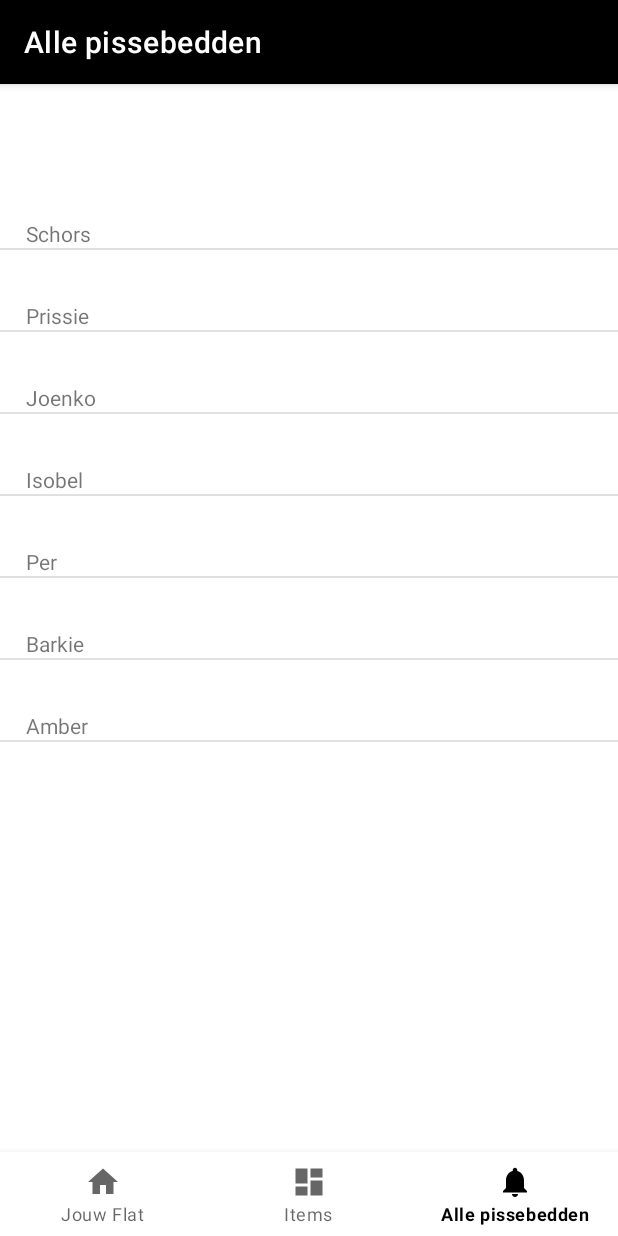
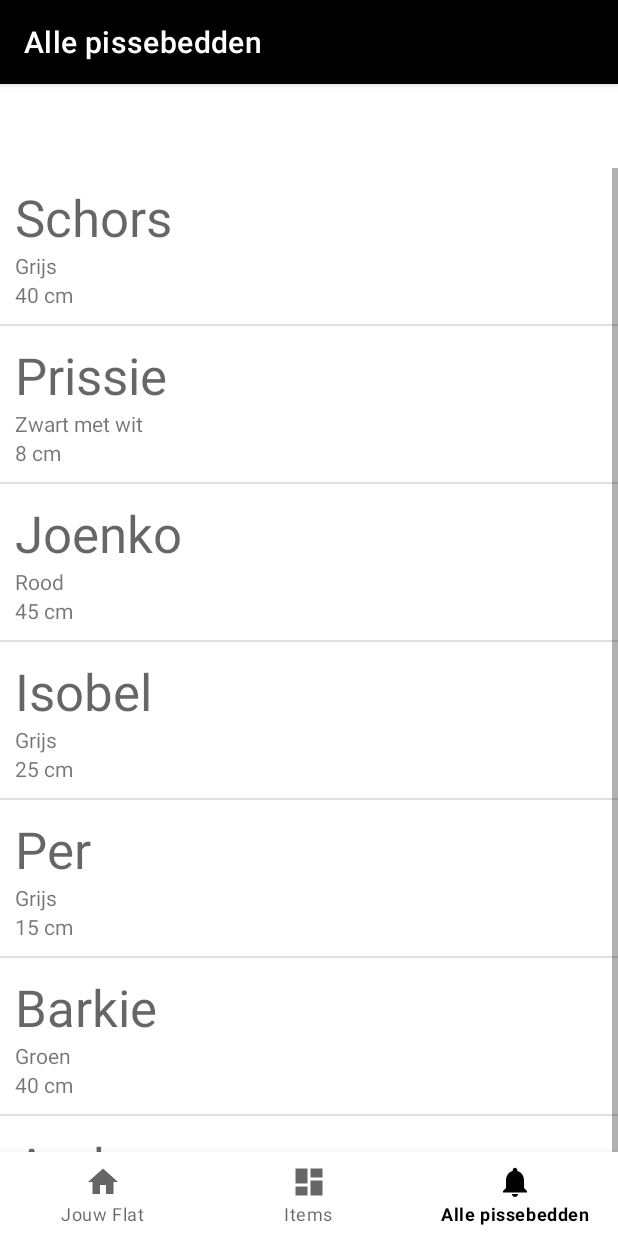
Before and after one commit to Vluuks/PissebedFlat, an Android app: the screen it shows after launch (MainActivity), item 3 of the bottom bar chosen, on a phone screen of 412 x 824 dp. Run offline under Robolectric (Android 15) with nearby library versions, the phone set to English and light mode, and no system bars; our stand-ins replace navigation-ui.

Commit message:
pissebedden adapter

```diff
--- a/app/src/main/java/com/example/depissebedflat/models/Pissebed.java
+++ b/app/src/main/java/com/example/depissebedflat/models/Pissebed.java
@@ -52,13 +52,13 @@ public class Pissebed {
         if (pissebedden == null) {
             ArrayList<Item> allItems = Item.getAllItems();
             pissebedden = new ArrayList<>(Arrays.asList(
-                    new Pissebed("Schors", "Armadillidium Vulgare", "gray", 40, allItems.get(1), R.drawable.schors, R.id.schorsImage),
-                    new Pissebed("Prissie", "Armadillidium Maculatum", "black and white", 8, allItems.get(3), R.drawable.prissie, R.id.prissieImage),
-                    new Pissebed("Joenko", "Porcello Scaber Lava", "red", 45, allItems.get(6), R.drawable.joenko, R.id.joenkoImage),
-                    new Pissebed("Isobel", "Armadillidum Vulgare", "gray", 25, allItems.get(4), R.drawable.isobel, R.id.isobelImage),
-                    new Pissebed("Per", "Armadillidum Vulgare", "gray", 15, allItems.get(5), R.drawable.per, R.id.perImage),
-                    new Pissebed("Barkie", "Cubaris", "green", 40, allItems.get(2), R.drawable.barkie, R.id.barkieImage),
-                    new Pissebed("Amber", "Cubaris Amber", "yellow", 40, allItems.get(0), R.drawable.amber, R.id.amberImage)
+                    new Pissebed("Schors", "Armadillidium Vulgare", "Grijs", 40, allItems.get(1), R.drawable.schors, R.id.schorsImage),
+                    new Pissebed("Prissie", "Armadillidium Maculatum", "Zwart met wit", 8, allItems.get(3), R.drawable.prissie, R.id.prissieImage),
+                    new Pissebed("Joenko", "Porcello Scaber Lava", "Rood", 45, allItems.get(6), R.drawable.joenko, R.id.joenkoImage),
+                    new Pissebed("Isobel", "Armadillidum Vulgare", "Grijs", 25, allItems.get(4), R.drawable.isobel, R.id.isobelImage),
+                    new Pissebed("Per", "Armadillidum Vulgare", "Grijs", 15, allItems.get(5), R.drawable.per, R.id.perImage),
+                    new Pissebed("Barkie", "Cubaris", "Groen", 40, allItems.get(2), R.drawable.barkie, R.id.barkieImage),
+                    new Pissebed("Amber", "Cubaris Amber", "Geel", 40, allItems.get(0), R.drawable.amber, R.id.amberImage)
             ));
         }
         return pissebedden;
--- a/app/src/main/java/com/example/depissebedflat/ui/notifications/PissebeddenAdapter.java
+++ b/app/src/main/java/com/example/depissebedflat/ui/notifications/PissebeddenAdapter.java
@@ -38,9 +38,10 @@ public class PissebeddenAdapter extends ArrayAdapter {
         // Access the right object in the list
         Pissebed currentPissebed = (Pissebed) pissebedden.get(position);
 
-
         // Make changes to the convertView, such as displaying a certain text
         ((TextView) convertView.findViewById(R.id.pissebedName)).setText(currentPissebed.getName());
+        ((TextView) convertView.findViewById(R.id.pissebedColor)).setText(currentPissebed.getColor());
+        ((TextView) convertView.findViewById(R.id.pissebedLength)).setText(Integer.toString(currentPissebed.getSize()) + " cm");
 
         // Return the altered convertview
         return convertView;
--- a/app/src/main/res/layout/row_item_pissebed.xml
+++ b/app/src/main/res/layout/row_item_pissebed.xml
@@ -1,17 +1,28 @@
 <?xml version="1.0" encoding="utf-8"?>
-<androidx.constraintlayout.widget.ConstraintLayout xmlns:android="http://schemas.android.com/apk/res/android"
+<LinearLayout xmlns:android="http://schemas.android.com/apk/res/android"
     xmlns:app="http://schemas.android.com/apk/res-auto"
     xmlns:tools="http://schemas.android.com/tools"
     android:layout_width="match_parent"
-    android:layout_height="match_parent">
+    android:layout_height="match_parent"
+    android:orientation="vertical"
+    android:padding="10dp">
 
     <TextView
         android:id="@+id/pissebedName"
         android:layout_width="wrap_content"
         android:layout_height="wrap_content"
-        android:layout_marginStart="17dp"
-        android:layout_marginTop="34dp"
         android:text="TextView"
-        app:layout_constraintStart_toStartOf="parent"
-        app:layout_constraintTop_toTopOf="parent" />
-</androidx.constraintlayout.widget.ConstraintLayout>
+        android:textAppearance="@style/TextAppearance.AppCompat.Display1" />
+
+    <TextView
+        android:id="@+id/pissebedColor"
+        android:layout_width="match_parent"
+        android:layout_height="wrap_content"
+        android:text="TextView" />
+
+    <TextView
+        android:id="@+id/pissebedLength"
+        android:layout_width="match_parent"
+        android:layout_height="wrap_content"
+        android:text="TextView" />
+</LinearLayout>
```
